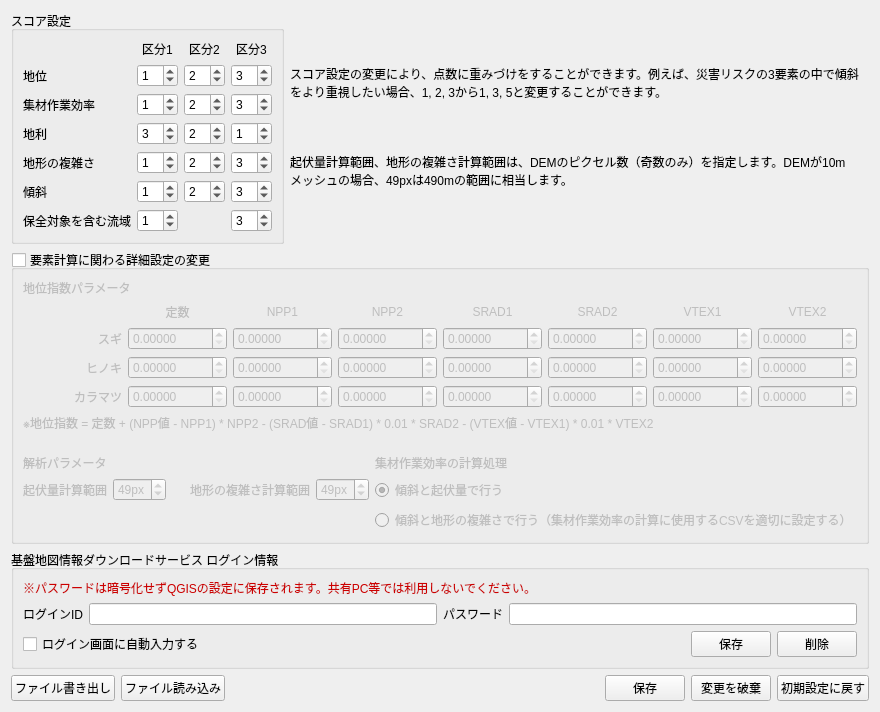
Before: the Qt Designer form forest_zoning_settings_dialog.ui in raw-slnc/morizon_next, drawn with Qt 5.
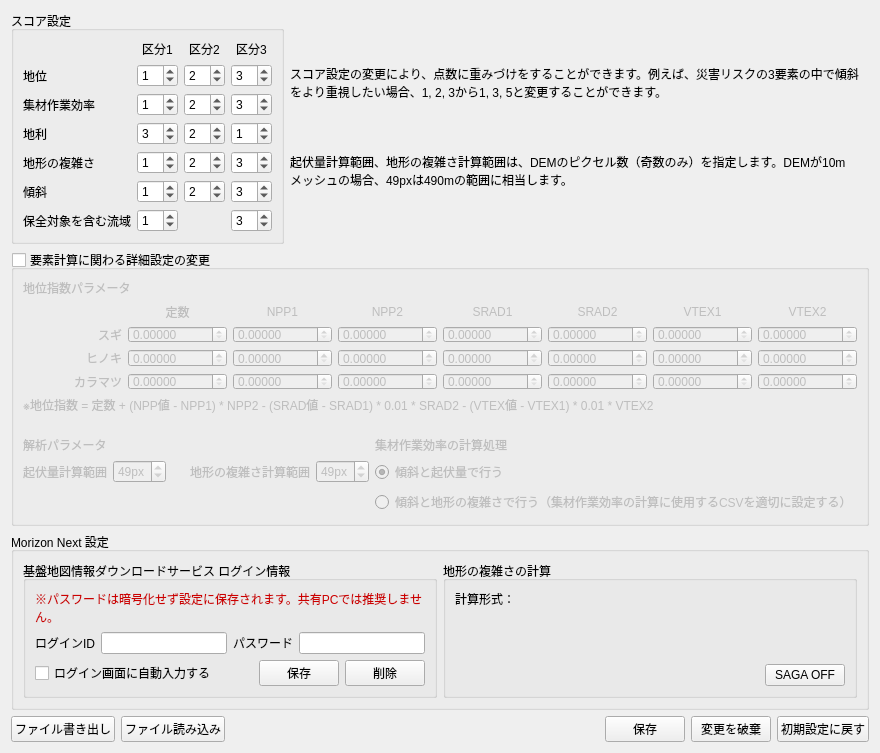
After: the same form once the commit is applied.

Commit message: Compute terrain complexity smoothing/curvature in-plugin to match MORIZON v2.1

The edit to the form file:
```diff
--- a/forest_zoning_settings_dialog.ui
+++ b/forest_zoning_settings_dialog.ui
@@ -971,6 +971,12 @@
     </widget>
    </item>
    <item>
+    <widget class="QGroupBox" name="morizonNextSettingsGroupBox">
+     <property name="title">
+      <string>Morizon Next 設定</string>
+     </property>
+     <layout class="QHBoxLayout" name="horizontalLayout_mnx" stretch="1,1">
+      <item>
     <widget class="QGroupBox" name="fgdCredentialsGroupBox">
      <property name="title">
       <string>基盤地図情報ダウンロードサービス ログイン情報</string>
@@ -982,7 +988,7 @@
          <string notr="true">color:#c00;</string>
         </property>
         <property name="text">
-         <string>※パスワードは暗号化せずQGISの設定に保存されます。共有PC等では利用しないでください。</string>
+               <string>※パスワードは暗号化せず設定に保存されます。共有PCでは推奨しません。</string>
         </property>
         <property name="wordWrap">
          <bool>true</bool>
@@ -1054,6 +1060,52 @@
          </widget>
         </item>
        </layout>
+            </item>
+           </layout>
+          </widget>
+      </item>
+      <item>
+       <widget class="QGroupBox" name="shcMethodGroupBox">
+        <property name="title">
+         <string>地形の複雑さの計算</string>
+        </property>
+        <layout class="QVBoxLayout" name="verticalLayout_shc">
+         <item>
+          <widget class="QLabel" name="shcMethodDescriptionLabel">
+           <property name="text">
+            <string>計算形式：</string>
+           </property>
+           <property name="alignment">
+            <set>Qt::AlignLeading|Qt::AlignLeft|Qt::AlignTop</set>
+           </property>
+          </widget>
+         </item>
+         <item>
+          <layout class="QHBoxLayout" name="horizontalLayout_shc">
+           <item>
+            <spacer name="horizontalSpacer_shc">
+             <property name="orientation">
+              <enum>Qt::Horizontal</enum>
+             </property>
+             <property name="sizeHint" stdset="0">
+              <size>
+               <width>40</width>
+               <height>20</height>
+              </size>
+             </property>
+            </spacer>
+           </item>
+           <item>
+            <widget class="QPushButton" name="shcMethodButton">
+             <property name="text">
+              <string>SAGA OFF</string>
+             </property>
+            </widget>
+           </item>
+          </layout>
+         </item>
+        </layout>
+       </widget>
       </item>
      </layout>
     </widget>
```
Lines whose indentation alone changed are shown as unchanged. The commit also changes 4 other files.
